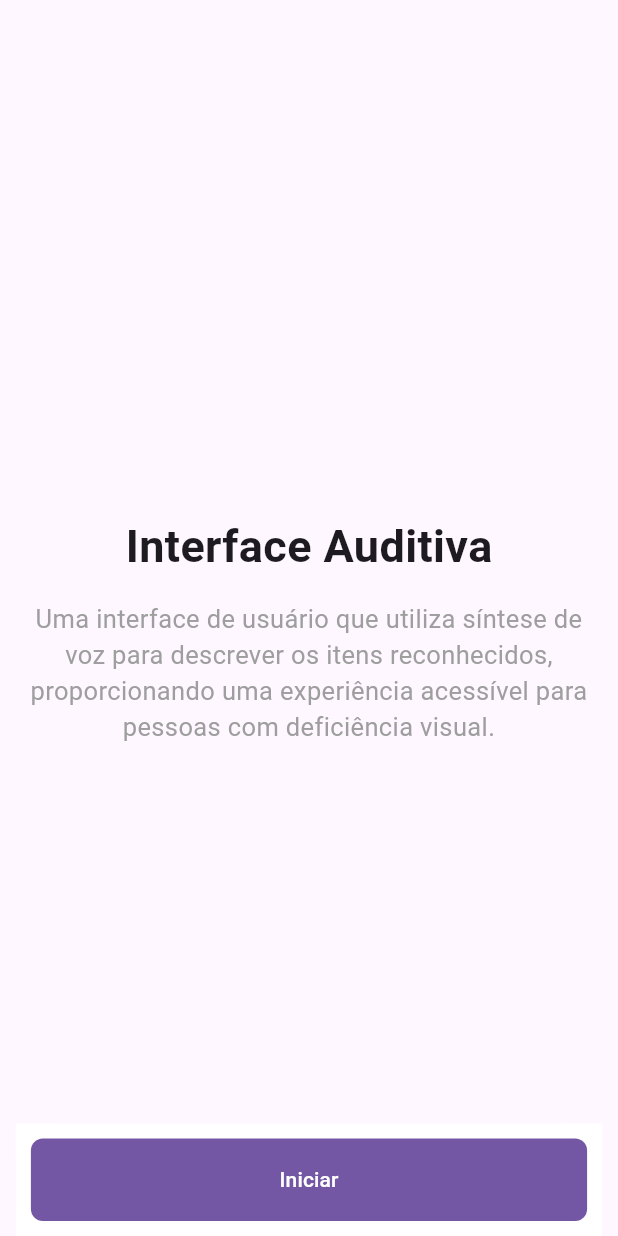
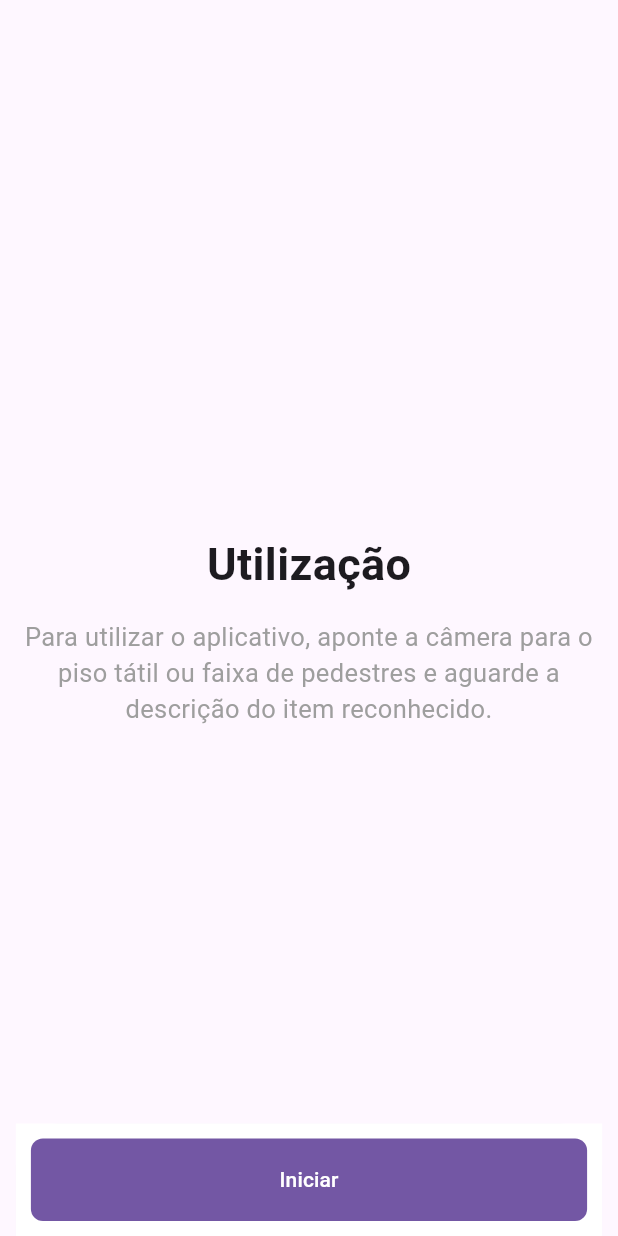
Before and after one commit to bThiiago/tcc-deficiencia, a Flutter app: the screen it shows after launch, after a tap on "Pular", on a phone screen of 412 x 824 dp. Run offline on Flutter 3.47's test engine with Material 3 defaults, Android fonts, the light colour scheme and no system bars; our stand-ins replace camera, flutter_tts, shared_preferences, smooth_page_indicator; missing offline and left inert: flutter_vision.

Commit message:
Descrições realistas e botão para acessar as configurações

```diff
--- a/lib/Onboarding/onboarding_items.dart
+++ b/lib/Onboarding/onboarding_items.dart
@@ -7,16 +7,24 @@ class OnboardingItems {
         descriptions:
             "Um aplicativo desenvolvido para o Trabalho de Conclusão de Curso no Instituto Federal de São Paulo - Campus Presidente Epitacio, que utiliza inteligência artificial para auxiliar pessoas com deficiência visual a navegar com segurança."),
     OnboardingInfo(
-        title: "Reconhecimento de Pisos Táteis",
+        title: "Pisos Táteis",
         descriptions:
             "O aplicativo pode reconhecer e descrever pisos táteis, auxiliando pessoas com deficiência visual a navegar com segurança."),
     OnboardingInfo(
-        title: "Reconhecimento de Faixas de Pedestre",
+        title: "Faixas de Pedestre",
         descriptions:
             "Alem disso pode reconhecer e descrever faixas de pedestres para trazer uma direção mais segura ao atravessar a rua."),
     OnboardingInfo(
         title: "Interface Auditiva",
         descriptions:
-            "Uma interface de usuário que utiliza síntese de voz para descrever os itens reconhecidos, proporcionando uma experiência acessível para pessoas com deficiência visual."),
+            "O aplicativo conta com uma interface de usuário que utiliza síntese de voz para descrever os itens reconhecidos, proporcionando uma experiência acessível para pessoas com deficiência visual."),
+    OnboardingInfo(
+        title: "Configurações",
+        descriptions:
+            "No centro inferior existem dois botões. O botão da esquerda permite parar ou iniciar o reconhecimento, sendo que por padrão ele inicia o reconhecimento. O botão da direita abre a tela de configurações, onde é possível ajustar as preferências de leitura do texto-para-fala para uma experiência mais confortável."),
+    OnboardingInfo(
+        title: "Utilização",
+        descriptions:
+            "Para utilizar o aplicativo, aponte a câmera para o piso tátil ou faixa de pedestres e aguarde a descrição do item reconhecido."),
   ];
 }
```
Also changed, not shown: lib/home.dart (+36 -1 lines).
